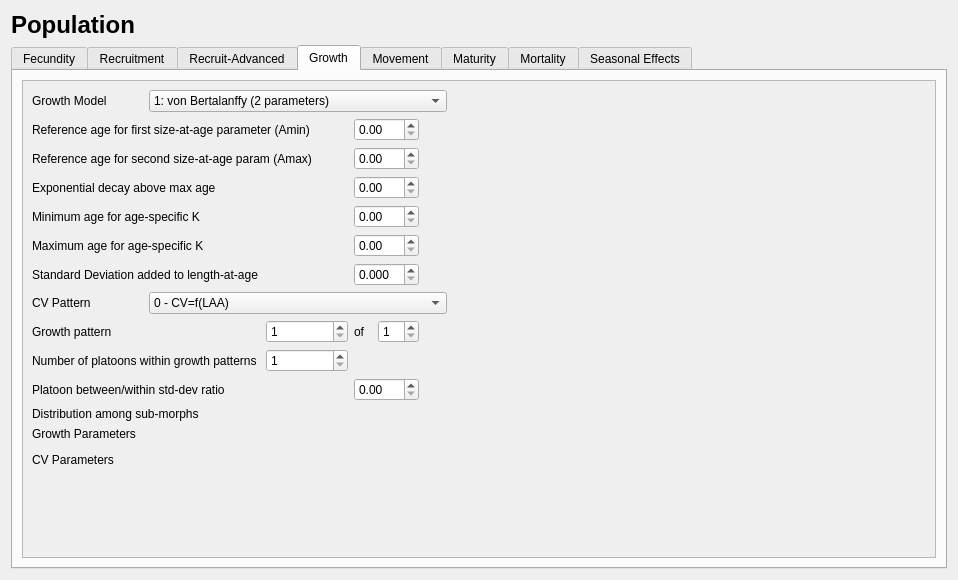
First picture: the form in src/population_widget.ui, repository nmfs-ost/ss3-ssi, before the edit.
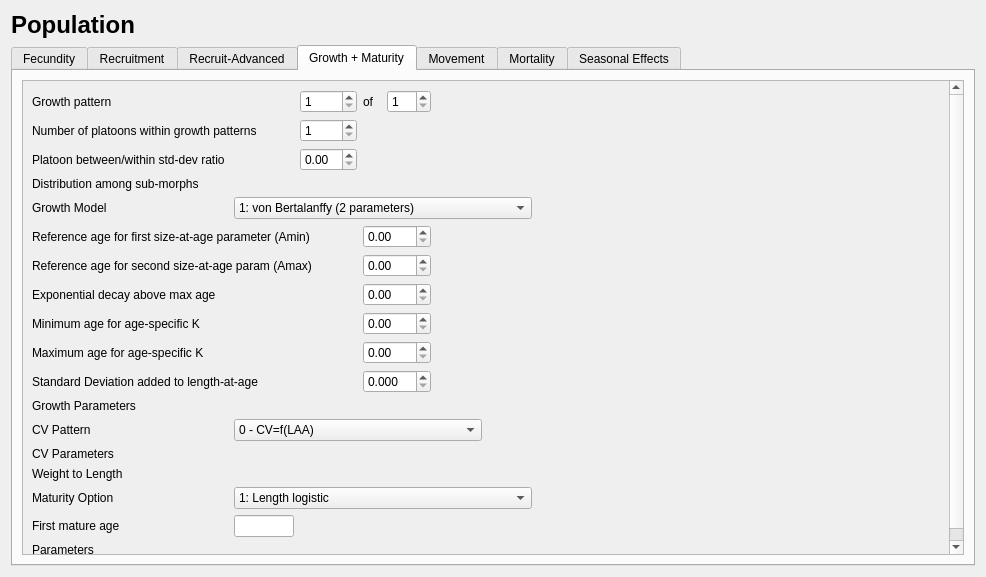
Second picture: the form after the edit. The open tabs and pages were chosen to show the change. Icons and pictures are not drawn.

Commit message: Finished Population tab

```diff
--- a/src/population_widget.ui
+++ b/src/population_widget.ui
@@ -6,8 +6,8 @@
    <rect>
     <x>0</x>
     <y>0</y>
-    <width>958</width>
-    <height>580</height>
+    <width>986</width>
+    <height>577</height>
    </rect>
   </property>
   <property name="windowTitle">
@@ -959,7 +959,7 @@
      </widget>
      <widget class="QWidget" name="tab_growth">
       <attribute name="title">
-       <string>Growth</string>
+       <string>Growth + Maturity</string>
       </attribute>
       <layout class="QVBoxLayout" name="verticalLayout_3">
        <item>
@@ -971,32 +971,110 @@
           <property name="geometry">
            <rect>
             <x>0</x>
-            <y>-1</y>
-            <width>885</width>
-            <height>433</height>
+            <y>-87</y>
+            <width>913</width>
+            <height>516</height>
            </rect>
           </property>
-          <layout class="QVBoxLayout" name="verticalLayout_16">
+          <layout class="QVBoxLayout" name="verticalLayout_7">
            <item>
             <layout class="QGridLayout" name="gridLayout_growth">
-             <item row="1" column="0" colspan="3">
-              <widget class="QLabel" name="label_growth_first_saa_age">
+             <item row="12" column="0">
+              <widget class="QLabel" name="label_growth_cv_pattern">
                <property name="text">
-                <string>Reference age for first size-at-age parameter (Amin)</string>
+                <string>CV Pattern</string>
                </property>
               </widget>
              </item>
-             <item row="2" column="3" colspan="2">
-              <widget class="QDoubleSpinBox" name="doubleSpinBox_growth_age_Amax"/>
+             <item row="22" column="0">
+              <spacer name="verticalSpacer_6">
+               <property name="orientation">
+                <enum>Qt::Vertical</enum>
+               </property>
+               <property name="sizeHint" stdset="0">
+                <size>
+                 <width>20</width>
+                 <height>40</height>
+                </size>
+               </property>
+              </spacer>
              </item>
-             <item row="2" column="0" colspan="3">
-              <widget class="QLabel" name="label_growth_secnd_saa_age">
+             <item row="9" column="0" colspan="3">
+              <widget class="QLabel" name="label_growth_age_spec_max">
                <property name="text">
-                <string>Reference age for second size-at-age param (Amax)</string>
+                <string>Maximum age for age-specific K</string>
                </property>
               </widget>
              </item>
-             <item row="13" column="0">
+             <item row="4" column="0">
+              <widget class="QLabel" name="label_growth_model">
+               <property name="text">
+                <string>Growth Model</string>
+               </property>
+              </widget>
+             </item>
+             <item row="10" column="0" colspan="3">
+              <widget class="QLabel" name="label_growth_sd_add">
+               <property name="text">
+                <string>Standard Deviation added to length-at-age</string>
+               </property>
+              </widget>
+             </item>
+             <item row="7" column="0" colspan="3">
+              <widget class="QLabel" name="label_exp_decay">
+               <property name="text">
+                <string>Exponential decay above max age</string>
+               </property>
+              </widget>
+             </item>
+             <item row="8" column="0" colspan="3">
+              <widget class="QLabel" name="label_growth_age_spec_min">
+               <property name="text">
+                <string>Minimum age for age-specific K</string>
+               </property>
+              </widget>
+             </item>
+             <item row="11" column="1" colspan="8">
+              <layout class="QVBoxLayout" name="verticalLayout_growth_params"/>
+             </item>
+             <item row="24" column="1">
+              <widget class="QLineEdit" name="lineEdit_maturity_first_age">
+               <property name="maximumSize">
+                <size>
+                 <width>60</width>
+                 <height>16777215</height>
+                </size>
+               </property>
+              </widget>
+             </item>
+             <item row="23" column="0">
+              <widget class="QLabel" name="label_maturity_option">
+               <property name="text">
+                <string>Maturity Option</string>
+               </property>
+              </widget>
+             </item>
+             <item row="24" column="0">
+              <widget class="QLabel" name="label_maturity_first_age">
+               <property name="text">
+                <string>First mature age</string>
+               </property>
+              </widget>
+             </item>
+             <item row="25" column="1" colspan="8">
+              <layout class="QVBoxLayout" name="verticalLayout_maturity_params"/>
+             </item>
+             <item row="25" column="0">
+              <widget class="QLabel" name="label_maturity_params">
+               <property name="text">
+                <string>Parameters</string>
+               </property>
+               <property name="alignment">
+                <set>Qt::AlignLeading|Qt::AlignLeft|Qt::AlignTop</set>
+               </property>
+              </widget>
+             </item>
+             <item row="11" column="0">
               <widget class="QLabel" name="label_growth_parameters">
                <property name="text">
                 <string>Growth Parameters</string>
@@ -1006,67 +1084,103 @@
                </property>
               </widget>
              </item>
-             <item row="13" column="1" rowspan="2" colspan="8">
-              <layout class="QVBoxLayout" name="verticalLayout_growth_params"/>
+             <item row="2" column="0">
+              <widget class="QLabel" name="label_growth_submorph_ratio">
+               <property name="text">
+                <string>Platoon between/within std-dev ratio </string>
+               </property>
+              </widget>
              </item>
-             <item row="12" column="0" colspan="2">
+             <item row="0" column="0">
+              <widget class="QLabel" name="label_growth_num_patterns">
+               <property name="text">
+                <string>Growth pattern</string>
+               </property>
+              </widget>
+             </item>
+             <item row="0" column="3">
+              <widget class="QLabel" name="label_growth_of">
+               <property name="sizePolicy">
+                <sizepolicy hsizetype="Minimum" vsizetype="Preferred">
+                 <horstretch>0</horstretch>
+                 <verstretch>0</verstretch>
+                </sizepolicy>
+               </property>
+               <property name="maximumSize">
+                <size>
+                 <width>18</width>
+                 <height>16777215</height>
+                </size>
+               </property>
+               <property name="text">
+                <string>of</string>
+               </property>
+              </widget>
+             </item>
+             <item row="0" column="2">
+              <widget class="QSpinBox" name="spinBox_growth_pattern">
+               <property name="minimum">
+                <number>1</number>
+               </property>
+              </widget>
+             </item>
+             <item row="1" column="0" colspan="2">
+              <widget class="QLabel" name="label_growth_num_submorphs">
+               <property name="text">
+                <string>Number of platoons within growth patterns </string>
+               </property>
+              </widget>
+             </item>
+             <item row="1" column="2">
+              <widget class="QSpinBox" name="spinBox_growth_num_submorphs">
+               <property name="minimum">
+                <number>1</number>
+               </property>
+               <property name="maximum">
+                <number>5</number>
+               </property>
+               <property name="singleStep">
+                <number>2</number>
+               </property>
+               <property name="value">
+                <number>1</number>
+               </property>
+              </widget>
+             </item>
+             <item row="3" column="0">
               <widget class="QLabel" name="label_growth_submorph_dist">
                <property name="text">
                 <string>Distribution among sub-morphs </string>
                </property>
               </widget>
              </item>
-             <item row="12" column="2" colspan="5">
-              <layout class="QHBoxLayout" name="horizontalLayout_growth_submorph_dist"/>
-             </item>
-             <item row="11" column="3" colspan="2">
+             <item row="2" column="2">
               <widget class="QDoubleSpinBox" name="doubleSpinBox_growth_morph_ratio"/>
              </item>
-             <item row="4" column="0" colspan="3">
-              <widget class="QLabel" name="label_growth_age_spec_min">
-               <property name="text">
-                <string>Minimum age for age-specific K</string>
-               </property>
-              </widget>
+             <item row="3" column="1" colspan="6">
+              <layout class="QHBoxLayout" name="horizontalLayout_growth_submorph_dist"/>
              </item>
-             <item row="11" column="0" colspan="3">
-              <widget class="QLabel" name="label_growth_submorph_ratio">
+             <item row="13" column="0">
+              <widget class="QLabel" name="label_cv_parameters">
                <property name="text">
-                <string>Platoon between/within std-dev ratio </string>
+                <string>CV Parameters</string>
                </property>
-              </widget>
-             </item>
-             <item row="3" column="0" colspan="3">
-              <widget class="QLabel" name="label_exp_decay">
-               <property name="text">
-                <string>Exponential decay above max age</string>
+               <property name="alignment">
+                <set>Qt::AlignLeading|Qt::AlignLeft|Qt::AlignTop</set>
                </property>
               </widget>
              </item>
-             <item row="3" column="3" colspan="2">
-              <widget class="QDoubleSpinBox" name="doubleSpinBox_exp_decay"/>
+             <item row="13" column="1" colspan="8">
+              <layout class="QVBoxLayout" name="verticalLayout_cv_parameters"/>
              </item>
-             <item row="6" column="0" colspan="3">
-              <widget class="QLabel" name="label_growth_sd_add">
+             <item row="14" column="0">
+              <widget class="QLabel" name="label_weightlength">
                <property name="text">
-                <string>Standard Deviation added to length-at-age</string>
+                <string>Weight to Length</string>
                </property>
               </widget>
              </item>
-             <item row="6" column="3" colspan="2">
-              <widget class="QDoubleSpinBox" name="doubleSpinBox_growth_sd_add">
-               <property name="decimals">
-                <number>3</number>
-               </property>
-               <property name="maximum">
-                <double>5.000000000000000</double>
-               </property>
-               <property name="singleStep">
-                <double>0.100000000000000</double>
-               </property>
-              </widget>
-             </item>
-             <item row="7" column="1" colspan="5">
+             <item row="12" column="1" colspan="5">
               <widget class="QComboBox" name="comboBox_growth_cv_pattern">
                <item>
                 <property name="text">
@@ -1095,90 +1209,8 @@
                </item>
               </widget>
              </item>
-             <item row="18" column="0">
-              <spacer name="verticalSpacer">
-               <property name="orientation">
-                <enum>Qt::Vertical</enum>
-               </property>
-               <property name="sizeHint" stdset="0">
-                <size>
-                 <width>20</width>
-                 <height>40</height>
-                </size>
-               </property>
-              </spacer>
-             </item>
-             <item row="9" column="2">
-              <widget class="QSpinBox" name="spinBox_growth_pattern">
-               <property name="minimum">
-                <number>1</number>
-               </property>
-              </widget>
-             </item>
-             <item row="10" column="2">
-              <widget class="QSpinBox" name="spinBox_growth_num_submorphs">
-               <property name="minimum">
-                <number>1</number>
-               </property>
-               <property name="maximum">
-                <number>5</number>
-               </property>
-               <property name="singleStep">
-                <number>2</number>
-               </property>
-               <property name="value">
-                <number>1</number>
-               </property>
-              </widget>
-             </item>
-             <item row="9" column="3">
-              <widget class="QLabel" name="label_growth_of">
-               <property name="sizePolicy">
-                <sizepolicy hsizetype="Minimum" vsizetype="Preferred">
-                 <horstretch>0</horstretch>
-                 <verstretch>0</verstretch>
-                </sizepolicy>
-               </property>
-               <property name="maximumSize">
-                <size>
-                 <width>18</width>
-                 <height>16777215</height>
-                </size>
-               </property>
-               <property name="text">
-                <string>of</string>
-               </property>
-              </widget>
-             </item>
-             <item row="9" column="0" colspan="2">
-              <widget class="QLabel" name="label_growth_num_patterns">
-               <property name="text">
-                <string>Growth pattern</string>
-               </property>
-              </widget>
-             </item>
-             <item row="10" column="0" colspan="2">
-              <widget class="QLabel" name="label_growth_num_submorphs">
-               <property name="text">
-                <string>Number of platoons within growth patterns </string>
-               </property>
-              </widget>
-             </item>
-             <item row="9" column="4">
-              <widget class="QSpinBox" name="spinBox_growth_num_patterns">
-               <property name="readOnly">
-                <bool>false</bool>
-               </property>
-               <property name="minimum">
-                <number>1</number>
-               </property>
-              </widget>
-             </item>
-             <item row="4" column="3" colspan="2">
-              <widget class="QDoubleSpinBox" name="doubleSpinBox_growth_age_spec_min"/>
-             </item>
-             <item row="9" column="6">
-              <spacer name="horizontalSpacer_2">
+             <item row="23" column="7">
+              <spacer name="horizontalSpacer_7">
                <property name="orientation">
                 <enum>Qt::Horizontal</enum>
                </property>
@@ -1190,10 +1222,7 @@
                </property>
               </spacer>
              </item>
-             <item row="5" column="3" colspan="2">
-              <widget class="QDoubleSpinBox" name="doubleSpinBox_growth_age_spec_max"/>
-             </item>
-             <item row="9" column="8">
+             <item row="23" column="8">
               <spacer name="horizontalSpacer_growth">
                <property name="orientation">
                 <enum>Qt::Horizontal</enum>
@@ -1206,21 +1235,49 @@
                </property>
               </spacer>
              </item>
+             <item row="6" column="0" colspan="3">
+              <widget class="QLabel" name="label_growth_secnd_saa_age">
+               <property name="text">
+                <string>Reference age for second size-at-age param (Amax)</string>
+               </property>
+              </widget>
+             </item>
              <item row="5" column="0" colspan="3">
-              <widget class="QLabel" name="label_growth_age_spec_max">
+              <widget class="QLabel" name="label_growth_first_saa_age">
                <property name="text">
-                <string>Maximum age for age-specific K</string>
+                <string>Reference age for first size-at-age parameter (Amin)</string>
                </property>
               </widget>
              </item>
-             <item row="0" column="0">
-              <widget class="QLabel" name="label_growth_model">
-               <property name="text">
-                <string>Growth Model</string>
+             <item row="5" column="3" colspan="2">
+              <widget class="QDoubleSpinBox" name="doubleSpinBox_growth_age_Amin"/>
+             </item>
+             <item row="6" column="3" colspan="2">
+              <widget class="QDoubleSpinBox" name="doubleSpinBox_growth_age_Amax"/>
+             </item>
+             <item row="7" column="3" colspan="2">
+              <widget class="QDoubleSpinBox" name="doubleSpinBox_exp_decay"/>
+             </item>
+             <item row="8" column="3" colspan="2">
+              <widget class="QDoubleSpinBox" name="doubleSpinBox_growth_age_spec_min"/>
+             </item>
+             <item row="9" column="3" colspan="2">
+              <widget class="QDoubleSpinBox" name="doubleSpinBox_growth_age_spec_max"/>
+             </item>
+             <item row="10" column="3" colspan="2">
+              <widget class="QDoubleSpinBox" name="doubleSpinBox_growth_sd_add">
+               <property name="decimals">
+                <number>3</number>
                </property>
+               <property name="maximum">
+                <double>5.000000000000000</double>
+               </property>
+               <property name="singleStep">
+                <double>0.100000000000000</double>
+               </property>
               </widget>
              </item>
-             <item row="0" column="1" colspan="5">
+             <item row="4" column="1" colspan="6">
               <widget class="QComboBox" name="comboBox_growth_model">
                <item>
                 <property name="text">
@@ -1239,54 +1296,47 @@
                </item>
               </widget>
              </item>
-             <item row="1" column="3" colspan="2">
-              <widget class="QDoubleSpinBox" name="doubleSpinBox_growth_age_Amin"/>
-             </item>
-             <item row="7" column="0">
-              <widget class="QLabel" name="label_growth_cv_pattern">
-               <property name="text">
-                <string>CV Pattern</string>
-               </property>
+             <item row="23" column="1" colspan="6">
+              <widget class="QComboBox" name="comboBox_maturity_option">
+               <item>
+                <property name="text">
+                 <string>1: Length logistic</string>
+                </property>
+               </item>
+               <item>
+                <property name="text">
+                 <string>2: Age logistic</string>
+                </property>
+               </item>
+               <item>
+                <property name="text">
+                 <string>3: Read age-specific maturity for fem</string>
+                </property>
+               </item>
+               <item>
+                <property name="text">
+                 <string>4: Read age-specific fecundity</string>
+                </property>
+               </item>
+               <item>
+                <property name="text">
+                 <string>5: read empirical data from file wtatage.ss</string>
+                </property>
+               </item>
               </widget>
              </item>
-             <item row="17" column="0">
-              <spacer name="verticalSpacer_6">
-               <property name="orientation">
-                <enum>Qt::Vertical</enum>
+             <item row="0" column="4">
+              <widget class="QSpinBox" name="spinBox_growth_num_patterns">
+               <property name="readOnly">
+                <bool>false</bool>
                </property>
-               <property name="sizeHint" stdset="0">
-                <size>
-                 <width>20</width>
-                 <height>40</height>
-                </size>
+               <property name="minimum">
+                <number>1</number>
                </property>
-              </spacer>
-             </item>
-             <item row="9" column="7">
-              <spacer name="horizontalSpacer_7">
-               <property name="orientation">
-                <enum>Qt::Horizontal</enum>
-               </property>
-               <property name="sizeHint" stdset="0">
-                <size>
-                 <width>40</width>
-                 <height>20</height>
-                </size>
-               </property>
-              </spacer>
-             </item>
-             <item row="15" column="0">
-              <widget class="QLabel" name="label_cv_parameters">
-               <property name="text">
-                <string>CV Parameters</string>
-               </property>
-               <property name="alignment">
-                <set>Qt::AlignLeading|Qt::AlignLeft|Qt::AlignTop</set>
-               </property>
               </widget>
              </item>
-             <item row="15" column="1" rowspan="2" colspan="8">
-              <layout class="QVBoxLayout" name="verticalLayout_cv_parameters"/>
+             <item row="14" column="1" colspan="8">
+              <layout class="QVBoxLayout" name="verticalLayout_weightlength"/>
              </item>
             </layout>
            </item>
@@ -1369,67 +1419,18 @@
                <property name="frameShadow">
                 <enum>QFrame::Raised</enum>
                </property>
-               <layout class="QVBoxLayout" name="verticalLayout_7">
-                <item>
-                 <layout class="QGridLayout" name="gridLayout_3">
-                  <item row="0" column="1">
-                   <widget class="QLineEdit" name="lineEdit_move_age">
-                    <property name="sizePolicy">
-                     <sizepolicy hsizetype="Minimum" vsizetype="Fixed">
-                      <horstretch>0</horstretch>
-                      <verstretch>0</verstretch>
-                     </sizepolicy>
-                    </property>
-                    <property name="minimumSize">
-                     <size>
-                      <width>80</width>
-                      <height>0</height>
-                     </size>
-                    </property>
-                    <property name="maximumSize">
-                     <size>
-                      <width>100</width>
-                      <height>16777215</height>
-                     </size>
-                    </property>
-                   </widget>
-                  </item>
-                  <item row="0" column="0">
-                   <widget class="QLabel" name="label_move_age">
-                    <property name="text">
-                     <string>First age that moves</string>
-                    </property>
-                   </widget>
-                  </item>
-                  <item row="1" column="0">
-                   <widget class="QLabel" name="label_move_defs">
-                    <property name="text">
-                     <string>Movement definitions </string>
-                    </property>
-                    <property name="alignment">
-                     <set>Qt::AlignLeading|Qt::AlignLeft|Qt::AlignTop</set>
-                    </property>
-                   </widget>
-                  </item>
-                  <item row="0" column="2">
-                   <spacer name="horizontalSpacer_move_age">
-                    <property name="orientation">
-                     <enum>Qt::Horizontal</enum>
-                    </property>
-                    <property name="sizeHint" stdset="0">
-                     <size>
-                      <width>40</width>
-                      <height>20</height>
-                     </size>
-                    </property>
-                   </spacer>
-                  </item>
-                  <item row="1" column="1" colspan="2">
-                   <layout class="QHBoxLayout" name="horizontalLayout_move_defs"/>
-                  </item>
-                 </layout>
-                </item>
-               </layout>
+               <property name="minimumSize">
+                <size>
+                 <width>50</width>
+                 <height>0</height>
+                </size>
+               </property>
+               <property name="maximumSize">
+                <size>
+                 <width>50</width>
+                 <height>16777215</height>
+                </size>
+               </property>
               </widget>
              </item>
             </layout>
@@ -1453,141 +1454,6 @@
        </item>
       </layout>
      </widget>
-     <widget class="QWidget" name="tab_maturity">
-      <attribute name="title">
-       <string>Maturity</string>
-      </attribute>
-      <layout class="QVBoxLayout" name="verticalLayout_19">
-       <item>
-        <widget class="QScrollArea" name="scrollArea_maturity">
-         <property name="widgetResizable">
-          <bool>true</bool>
-         </property>
-         <widget class="QWidget" name="scrollAreaWidgetContents_6">
-          <property name="geometry">
-           <rect>
-            <x>0</x>
-            <y>0</y>
-            <width>906</width>
-            <height>432</height>
-           </rect>
-          </property>
-          <layout class="QVBoxLayout" name="verticalLayout_20">
-           <item>
-            <layout class="QGridLayout" name="gridLayout_maturity">
-             <item row="2" column="1" colspan="4">
-              <layout class="QVBoxLayout" name="verticalLayout_maturity_params"/>
-             </item>
-             <item row="0" column="0">
-              <widget class="QLabel" name="label_maturity_option">
-               <property name="text">
-                <string>Maturity Option</string>
-               </property>
-              </widget>
-             </item>
-             <item row="0" column="1" colspan="2">
-              <widget class="QComboBox" name="comboBox_maturity_option">
-               <item>
-                <property name="text">
-                 <string>1: Length logistic</string>
-                </property>
-               </item>
-               <item>
-                <property name="text">
-                 <string>2: Age logistic</string>
-                </property>
-               </item>
-               <item>
-                <property name="text">
-                 <string>3: Read age-specific maturity for fem</string>
-                </property>
-               </item>
-               <item>
-                <property name="text">
-                 <string>4: Read age-specific fecundity</string>
-                </property>
-               </item>
-               <item>
-                <property name="text">
-                 <string>5: read empirical data from file wtatage.ss</string>
-                </property>
-               </item>
-              </widget>
-             </item>
-             <item row="1" column="0">
-              <widget class="QLabel" name="label_maturity_first_age">
-               <property name="text">
-                <string>First mature age</string>
-               </property>
-              </widget>
-             </item>
-             <item row="1" column="1">
-              <widget class="QLineEdit" name="lineEdit_maturity_first_age">
-               <property name="maximumSize">
-                <size>
-                 <width>60</width>
-                 <height>16777215</height>
-                </size>
-               </property>
-              </widget>
-             </item>
-             <item row="2" column="0">
-              <widget class="QLabel" name="label_maturity_spacer">
-               <property name="text">
-                <string>Parameters</string>
-               </property>
-               <property name="alignment">
-                <set>Qt::AlignLeading|Qt::AlignLeft|Qt::AlignTop</set>
-               </property>
-              </widget>
-             </item>
-             <item row="1" column="4">
-              <spacer name="horizontalSpacer_20">
-               <property name="orientation">
-                <enum>Qt::Horizontal</enum>
-               </property>
-               <property name="sizeHint" stdset="0">
-                <size>
-                 <width>40</width>
-                 <height>20</height>
-                </size>
-               </property>
-              </spacer>
-             </item>
-             <item row="1" column="3">
-              <spacer name="horizontalSpacer_6">
-               <property name="orientation">
-                <enum>Qt::Horizontal</enum>
-               </property>
-               <property name="sizeHint" stdset="0">
-                <size>
-                 <width>40</width>
-                 <height>20</height>
-                </size>
-               </property>
-              </spacer>
-             </item>
-             <item row="1" column="2">
-              <spacer name="horizontalSpacer_21">
-               <property name="orientation">
-                <enum>Qt::Horizontal</enum>
-               </property>
-               <property name="sizeHint" stdset="0">
-                <size>
-                 <width>40</width>
-                 <height>20</height>
-                </size>
-               </property>
-              </spacer>
-             </item>
-            </layout>
-           </item>
-          </layout>
-         </widget>
-        </widget>
-       </item>
-      </layout>
-     </widget>
      <widget class="QWidget" name="tab_mortality">
       <attribute name="title">
        <string>Mortality</string>
```
Left out of the diff: 603 changed lines with no effect on the pictures. The commit also changes 10 other files.
